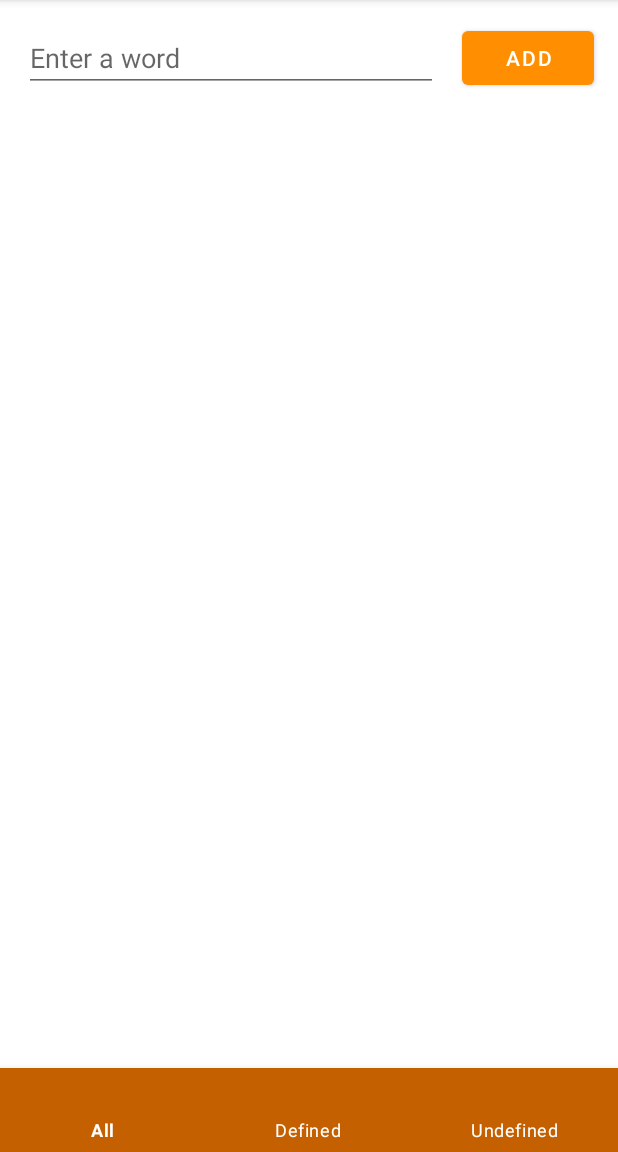
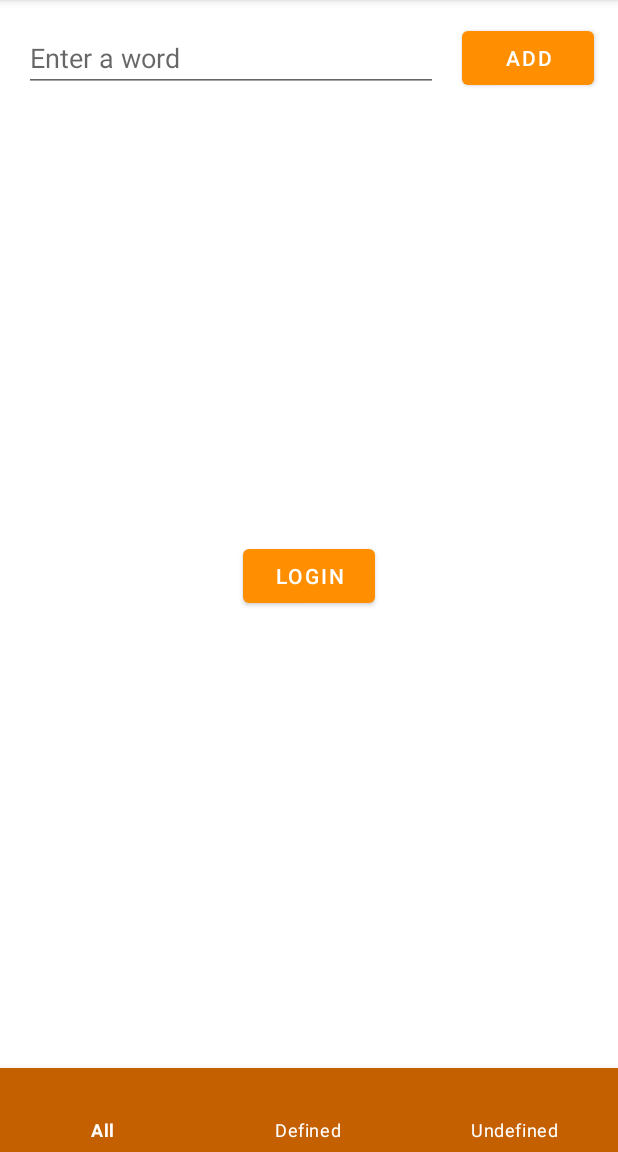
Before and after one commit to keekah/VocabularyBuilderApp, an Android app: the screen it shows after launch (MainActivity), after a tap on "ADD", on a phone screen of 412 x 824 dp, the part 84-1236 px from its top. Run offline under Robolectric (Android 15) with nearby library versions, the phone set to English and light mode, and no system bars; our stand-ins replace Firebase (no records; nobody signed in at launch, a user with empty details on screens opened directly), data binding; libraries missing offline, so code that uses them is left out: com.firebase.ui; 1 statement that could not run was skipped.

Commit message:
require login

```diff
--- a/app/src/main/java/me/wingert/vocabularybuilder/LoginFragment.kt
+++ b/app/src/main/java/me/wingert/vocabularybuilder/LoginFragment.kt
@@ -11,6 +11,7 @@ import androidx.databinding.DataBindingUtil
 import androidx.fragment.app.Fragment
 import androidx.fragment.app.viewModels
 import androidx.lifecycle.Observer
+import androidx.navigation.fragment.findNavController
 import com.firebase.ui.auth.AuthUI
 import com.firebase.ui.auth.IdpResponse
 import com.google.firebase.auth.FirebaseAuth
@@ -58,10 +59,12 @@ class LoginFragment : Fragment() {
                 LoginViewModel.AuthenticationState.AUTHENTICATED -> {
                     binding.authButton.text = "Logout"
                     binding.authButton.setOnClickListener { AuthUI.getInstance().signOut(requireContext()) }
+                    findNavController().navigate(R.id.fragment_all_words)
                 }
                 else -> {
                     binding.authButton.text = "Login"
                     binding.authButton.setOnClickListener { launchSignInFlow() }
+                    findNavController().navigate(R.id.fragment_login)
                 }
             }
         })
--- a/app/src/main/java/me/wingert/vocabularybuilder/MainActivity.kt
+++ b/app/src/main/java/me/wingert/vocabularybuilder/MainActivity.kt
@@ -21,9 +21,7 @@ class MainActivity : AppCompatActivity() {
         val allWordsFragment = AllWordsFragment()
         val definedWordsFragment = DefinedWordsFragment()
         val undefinedWordsFragment = UndefinedWordsFragment()
-        val loginFragment = LoginFragment()
 
-        setCurrentFragment(loginFragment)
 
         val bottomNavigationView : BottomNavigationView = findViewById(R.id.bottom_navigation)
         bottomNavigationView.setOnNavigationItemSelectedListener { item ->
--- a/app/src/main/res/layout/activity_main.xml
+++ b/app/src/main/res/layout/activity_main.xml
@@ -6,6 +6,18 @@
     android:layout_width="match_parent"
     android:layout_height="match_parent"
     tools:context=".MainActivity">
+
+    <androidx.fragment.app.FragmentContainerView
+        android:id="@+id/nav_host_fragment"
+        android:name="androidx.navigation.fragment.NavHostFragment"
+        android:layout_width="0dp"
+        android:layout_height="0dp"
+        app:layout_constraintLeft_toLeftOf="parent"
+        app:layout_constraintRight_toRightOf="parent"
+        app:layout_constraintTop_toTopOf="parent"
+        app:layout_constraintBottom_toBottomOf="parent"
+        app:defaultNavHost="true"
+        app:navGraph="@navigation/navigation" />
 
     <FrameLayout
         android:id="@+id/container"
--- a/app/src/main/res/navigation/navigation.xml
+++ b/app/src/main/res/navigation/navigation.xml
@@ -4,10 +4,10 @@
     xmlns:app="http://schemas.android.com/apk/res-auto"
     xmlns:tools="http://schemas.android.com/tools"
     android:id="@+id/navigation.xml"
-    app:startDestination="@id/loginFragment">
+    app:startDestination="@id/fragment_login">
 
     <fragment
-        android:id="@+id/fragment_word_list"
+        android:id="@+id/fragment_all_words"
         android:name="me.wingert.vocabularybuilder.allwords.AllWordsFragment"
         android:label="WordListFragment"
         tools:layout="@layout/fragment_all_words">
@@ -21,9 +21,13 @@
         android:label="UndefinedWordsFragment"
         tools:layout="@layout/fragment_undefined_words" />
     <fragment
-        android:id="@+id/loginFragment"
+        android:id="@+id/fragment_login"
         android:name="me.wingert.vocabularybuilder.LoginFragment"
         android:label="LoginFragment"
-        tools:layout="@layout/fragment_login"/>
+        tools:layout="@layout/fragment_login">
+        <action
+            android:id="@+id/action_loginFragment_to_fragment_all_words"
+            app:destination="@id/fragment_all_words" />
+    </fragment>
 
 </navigation>
```
